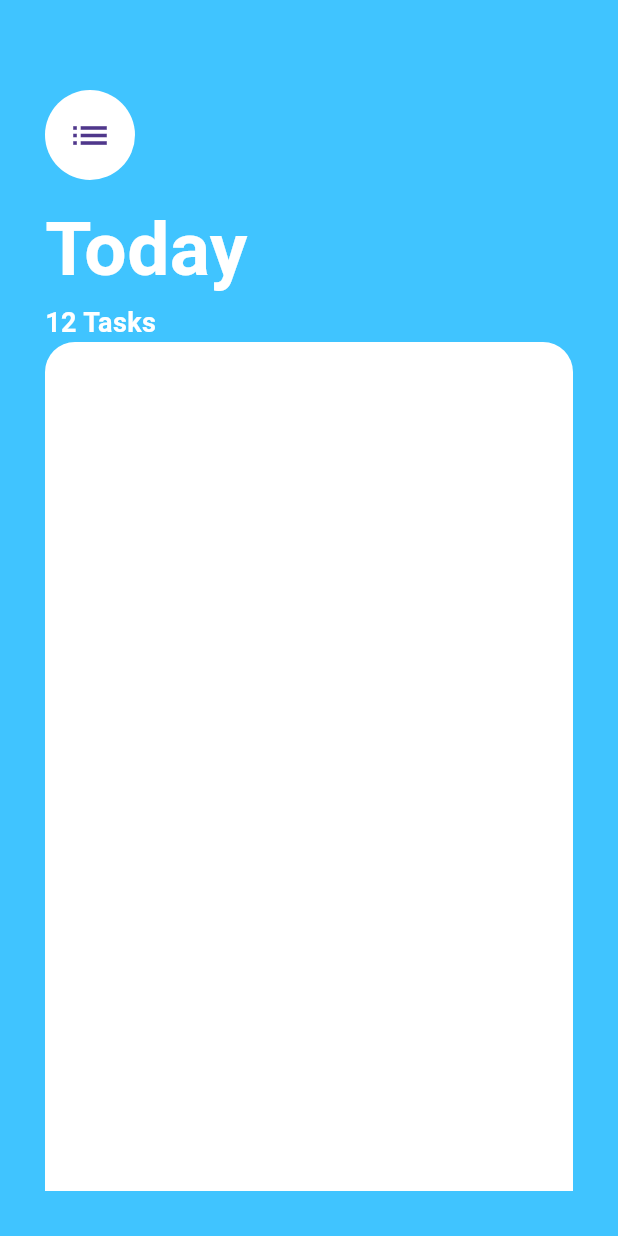
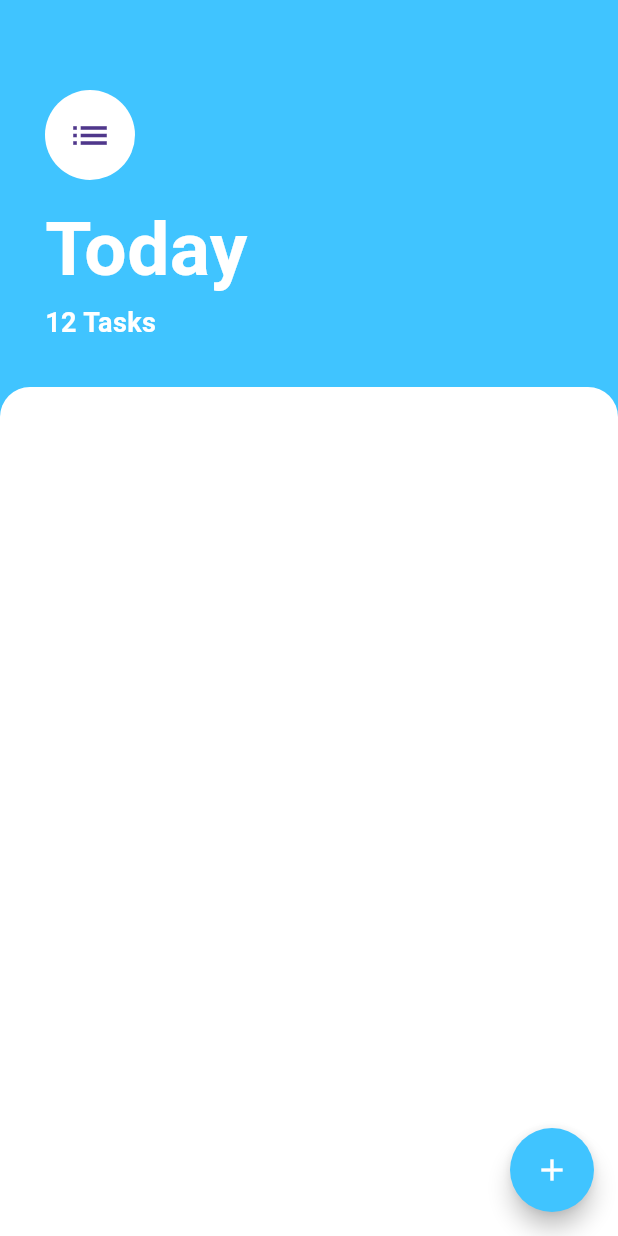
Before and after one commit to nicoleandlilli/todoey_flutter, a Flutter app: the screen it shows after launch, on a phone screen of 412 x 824 dp. Run offline on Flutter 3.47's test engine with Material 3 defaults, Android fonts, the phone set to English and light mode, and no system bars.

Commit message:
自定义FloatingActionButton

```diff
--- a/lib/screens/tasks_screen.dart
+++ b/lib/screens/tasks_screen.dart
@@ -8,7 +8,17 @@ class TaskScreen extends StatelessWidget {
 
     return Scaffold(
       backgroundColor: Colors.lightBlueAccent,
-      body: Container(
+      floatingActionButton: FloatingActionButton(
+        backgroundColor: Colors.lightBlueAccent,
+        onPressed: () {  },
+        child: Icon(Icons.add),
+        shape: CircleBorder(),
+        foregroundColor: Color(0xFFFFFFFF),
+      ),
+      body: Column(
+        crossAxisAlignment: CrossAxisAlignment.start,
+        children: <Widget>[
+          Container(
             padding: EdgeInsets.only(top: 60.0,left: 30.0,right: 30.0,bottom: 30.0),
             child: Column(
               crossAxisAlignment: CrossAxisAlignment.start,
@@ -37,6 +47,10 @@ class TaskScreen extends StatelessWidget {
                     fontWeight: FontWeight.w700,
                   ),
                 ),
+
+              ],
+            ),
+          ),
           Expanded(child: Container(
             decoration: BoxDecoration(
               color: Colors.white,
@@ -44,7 +58,8 @@ class TaskScreen extends StatelessWidget {
             ),
           )),
         ],
-        ),
+
+
       ),
     );
   }
```
Lines whose indentation alone changed are shown as unchanged.
